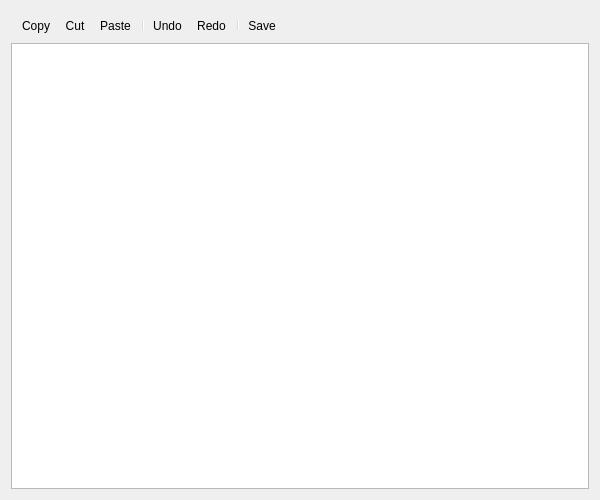
First picture: the form in 3rd term/Lab2/notewindow.ui, repository einoorish/uni_assignments, before the edit.
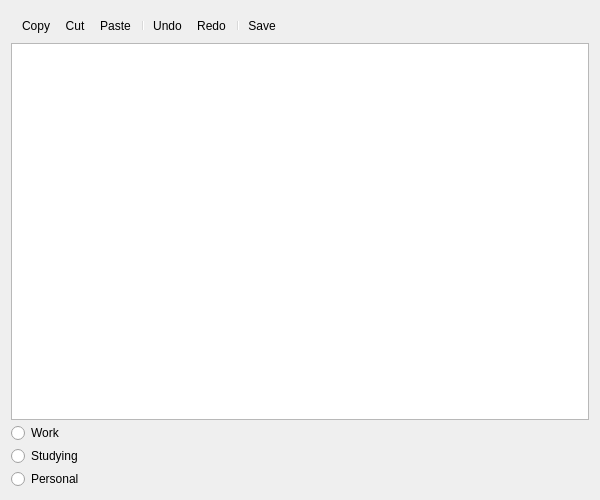
Second picture: the form after the edit. Icons and pictures are not drawn.

Commit message: connected main window and notepad; added Note class

Patch:
```diff
--- a/3rd term/Lab2/notewindow.ui
+++ b/3rd term/Lab2/notewindow.ui
@@ -73,6 +73,27 @@
      </property>
     </widget>
    </item>
+   <item>
+    <widget class="QRadioButton" name="work">
+     <property name="text">
+      <string>Work</string>
+     </property>
+    </widget>
+   </item>
+   <item>
+    <widget class="QRadioButton" name="studying">
+     <property name="text">
+      <string>Studying</string>
+     </property>
+    </widget>
+   </item>
+   <item>
+    <widget class="QRadioButton" name="personal">
+     <property name="text">
+      <string>Personal</string>
+     </property>
+    </widget>
+   </item>
   </layout>
   <action name="actionOpen">
    <property name="icon">
```
The commit also changes 11 other files.
